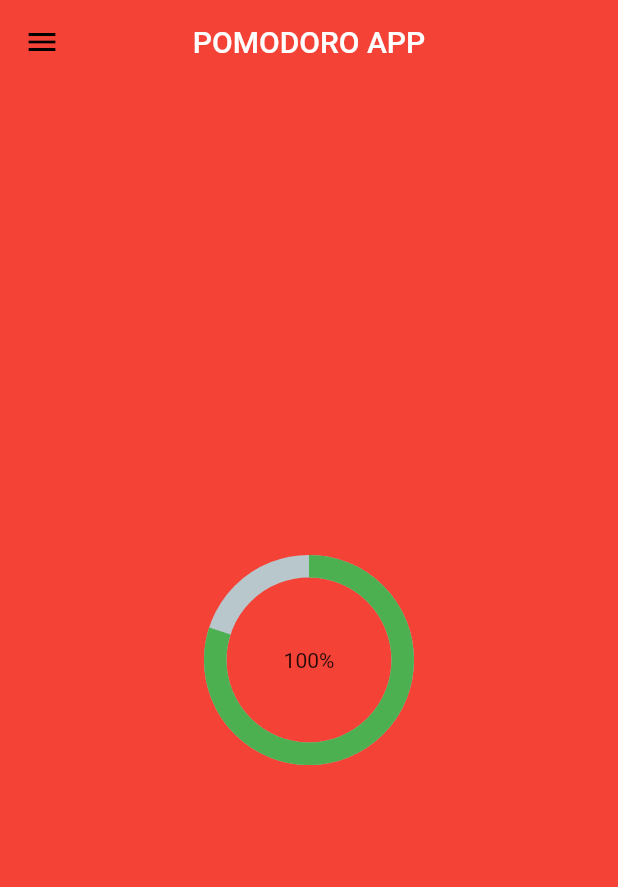
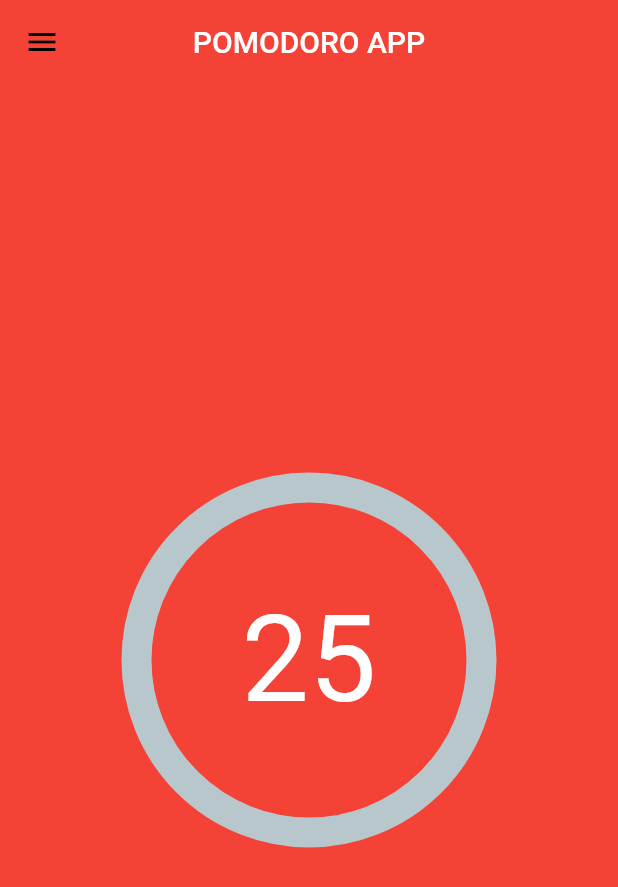
Before and after one commit to Devv64bit/PomodoroApp, a Flutter app: the screen it shows after launch, on a phone screen of 412 x 824 dp. Shown: the top 887 px of the screen. Run offline on Flutter 3.47's test engine with Material 2 defaults, Android fonts, the phone set to English and light mode, and no system bars; drawn by our look-alikes of percent_indicator.

Commit message:
added stuff

```diff
--- a/pomodoro_app/lib/main.dart
+++ b/pomodoro_app/lib/main.dart
@@ -41,12 +41,20 @@ class _PomodoroState extends State<Pomodoro> {
       ),
       body: Center(
         child: new CircularPercentIndicator(
+          percent: percent,
           animation: true,
-          radius: 140.0,
-          lineWidth: 15.0,
-          percent: 0.8,
-          center: new Text("100%"),
+          animateFromLastPercent: true,
+          radius: 250.0,
+          lineWidth: 20.0,
           progressColor: Colors.green,
+          center: Text(
+            "$timeinMinutes",
+            style: TextStyle(
+              color: Colors.white,
+              fontSize: 80.0
+            ),
+          ),
+
         ),
       ),
     );
```
Also changed, not shown: pomodoro_app/pubspec.lock.
